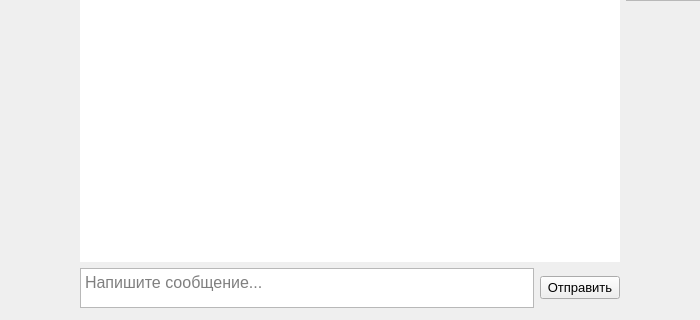
This is ui/mainwindow.ui in Korostast/chat-database-project as Qt 5 draws it before an edit; both pictures show x 152 to 852 and y 369 to 689 of the 1004 by 689 pixel window. The edited form follows.
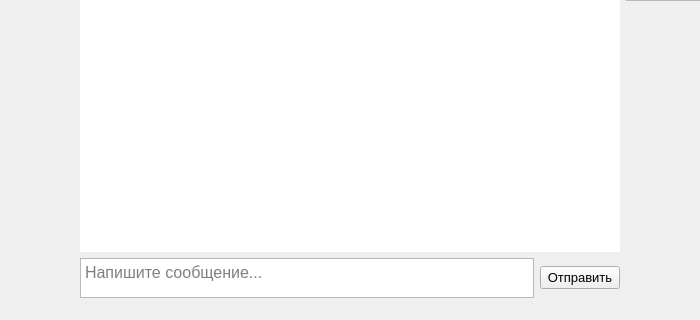
This is the edited form. The open tabs and pages were chosen to show the change. Icons and pictures are not drawn. Custom widgets are drawn as their Qt base class.

The edit to the form file:
```diff
--- a/ui/mainwindow.ui
+++ b/ui/mainwindow.ui
@@ -1277,6 +1277,9 @@
               </item>
               <item>
                <layout class="QGridLayout" name="gridLayout_2">
+                <property name="bottomMargin">
+                 <number>10</number>
+                </property>
                 <item row="0" column="0">
                  <widget class="CustomPlainTextEdit" name="message_text_edit">
                   <property name="sizePolicy">
```
Left out of the diff: 7 changed lines with no effect on the pictures.
